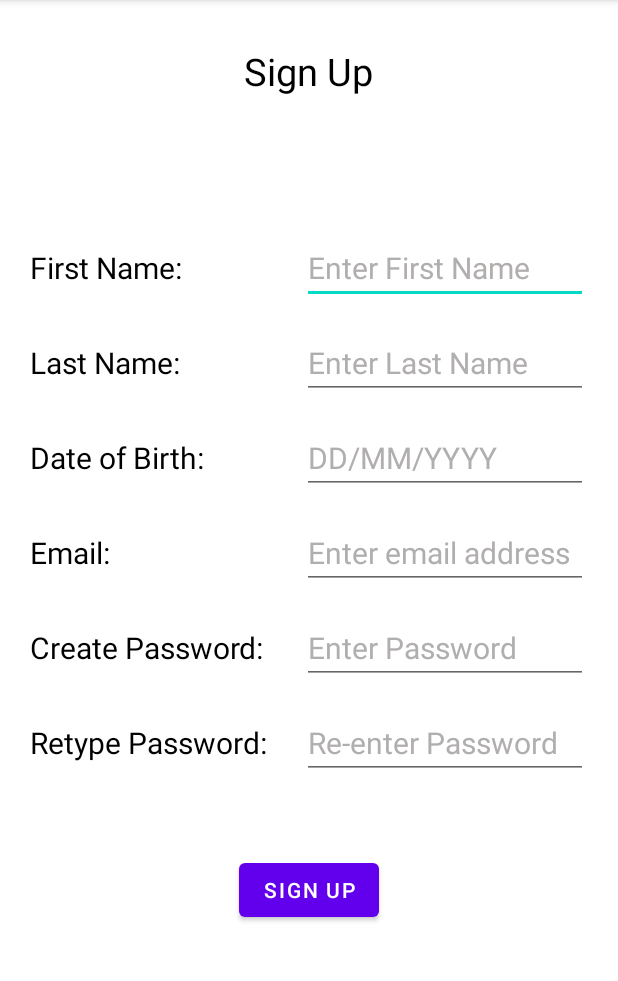
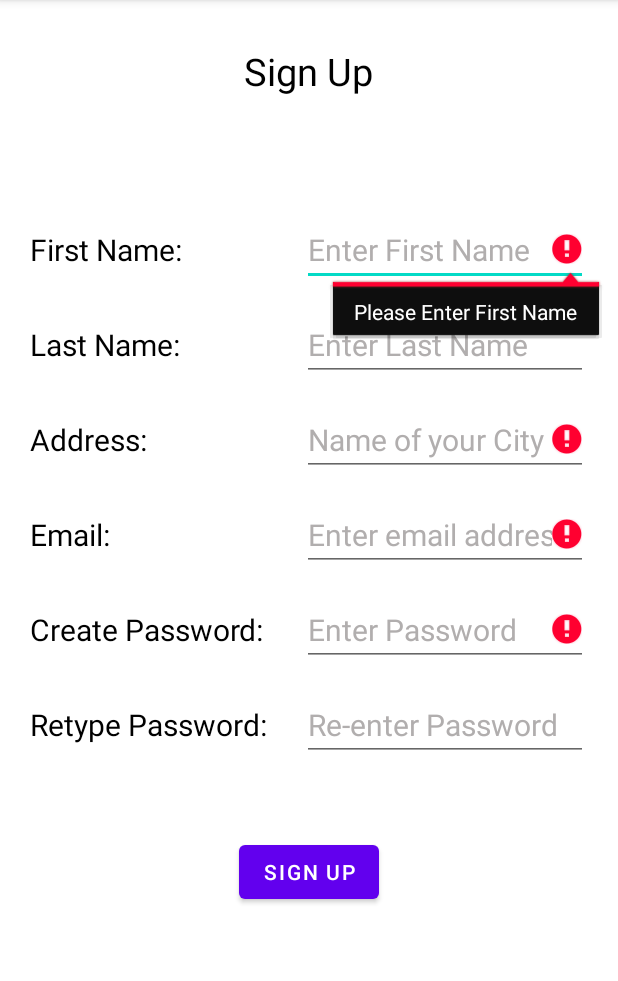
Before and after one commit to GulshanAnand/linkShortener, an Android app: the RegisterActivity screen opened directly, with no data from a screen before it, after a tap on "SIGN UP", on a phone screen of 412 x 824 dp, the part 84-1065 px from its top. Run offline under Robolectric (Android 15) with nearby library versions, the phone set to English and light mode, and no system bars; our stand-ins replace Firebase (no records; nobody signed in at launch, a user with empty details on screens opened directly).

Commit message:
sign up setup done

```diff
--- a/app/src/main/AndroidManifest.xml
+++ b/app/src/main/AndroidManifest.xml
@@ -1,7 +1,7 @@
 <?xml version="1.0" encoding="utf-8"?>
 <manifest xmlns:android="http://schemas.android.com/apk/res/android"
     package="com.cyberlabs.linkshortener">
-    <uses-permission android:name="android.permission.INTERNET" />
+    <uses-permission android:name="android.permission.INTERNET"/>
 
     <application
         android:allowBackup="true"
--- a/app/src/main/java/com/cyberlabs/linkshortener/RegisterActivity.java
+++ b/app/src/main/java/com/cyberlabs/linkshortener/RegisterActivity.java
@@ -1,36 +1,115 @@
 package com.cyberlabs.linkshortener;
 
+import androidx.annotation.NonNull;
 import androidx.appcompat.app.AppCompatActivity;
 
+import android.content.Intent;
 import android.os.Bundle;
+import android.util.Log;
+import android.util.Patterns;
 import android.view.View;
 import android.widget.EditText;
+import android.widget.ProgressBar;
+import android.widget.Toast;
+
+import com.google.android.gms.tasks.OnCompleteListener;
+import com.google.android.gms.tasks.Task;
+import com.google.firebase.auth.AuthResult;
+import com.google.firebase.auth.FirebaseAuth;
+import com.google.firebase.auth.FirebaseAuthUserCollisionException;
+import com.google.firebase.auth.FirebaseUser;
 
 public class RegisterActivity extends AppCompatActivity {
     EditText fname;
     EditText lname;
-    EditText dob;
+    EditText city;
     EditText mail;
     EditText pass;
     EditText rpass;
+    ProgressBar progressBar;
+    private FirebaseAuth mAuth;
+    private FirebaseAuth.AuthStateListener mAuthListener;
     @Override
     protected void onCreate(Bundle savedInstanceState) {
         super.onCreate(savedInstanceState);
         setContentView(R.layout.activity_register);
-        fname=findViewById(R.id.fname);
-        lname=findViewById(R.id.lname);
-        dob=findViewById(R.id.dob);
-        mail=findViewById(R.id.email);
-        pass=findViewById(R.id.pass);
-        rpass=findViewById(R.id.rpass);
+        fname=findViewById(R.id.fname1);
+        lname=findViewById(R.id.lname1);
+        city=findViewById(R.id.city1);
+        mail=findViewById(R.id.email1);
+        pass=findViewById(R.id.pass1);
+        rpass=findViewById(R.id.rpass1);
+        progressBar=findViewById(R.id.progress);
+
     }
 
+
     public void signup(View view) {
-        String firstName,lastName,dateOfBirth,email,password,rpassword;
+        String firstName,lastName,address,email,password,rpassword;
         firstName=fname.getText().toString().trim();
         lastName=lname.getText().toString().trim();
-        dateOfBirth=dob.getText().toString().trim();
+        address=city.getText().toString().trim();
         email=mail.getText().toString().trim();
+        password=pass.getText().toString();
+        rpassword=rpass.getText().toString();
+        boolean allright=true;
+
+        if(!password.equals(rpassword)){
+            rpass.setError("Password does not match");
+            rpass.requestFocus();
+            allright=false;
+        }
+        if(password.isEmpty()||password.length()<6){
+            pass.setError("Password should be atleast 6 characters long");
+            pass.requestFocus();
+            allright=false;
+        }
+        if(!Patterns.EMAIL_ADDRESS.matcher(email).matches()||email.isEmpty()){
+            mail.setError("Please Enter a valid email");
+            mail.requestFocus();
+            allright=false;
+        }
+        if(address.isEmpty()){
+            city.setError("Please Enter Address");
+            city.requestFocus();
+            allright=false;
+        }
+        if(firstName.isEmpty()){
+            fname.setError("Please Enter First Name");
+            fname.requestFocus();
+            allright=false;
+        }
+
+
+        if(allright){
+            progressBar.setVisibility(View.VISIBLE);
+            mAuth = FirebaseAuth.getInstance();
+            mAuth.createUserWithEmailAndPassword(email, password)
+                    .addOnCompleteListener(this, new OnCompleteListener<AuthResult>() {
+                        @Override
+                        public void onComplete(@NonNull Task<AuthResult> task) {
+                            if (task.isSuccessful()) {
+                                Toast.makeText(RegisterActivity.this, "Registered Succesfully", Toast.LENGTH_SHORT).show();
+                                startActivity(new Intent(RegisterActivity.this,MainActivity.class));
+                                finish();
+                                progressBar.setVisibility(View.GONE);
+                            }
+                            else if(task.getException() instanceof FirebaseAuthUserCollisionException){
+                                progressBar.setVisibility(View.GONE);
+                                Toast.makeText(RegisterActivity.this, "User already Registered", Toast.LENGTH_SHORT).show();
+                            }
+                            else if(!task.isSuccessful()){
+                                Log.w("MSG", "createUserWithEmail:failure", task.getException());
+                                progressBar.setVisibility(View.GONE);
+
+                                Toast.makeText(RegisterActivity.this, "Authentication failed.",
+                                        Toast.LENGTH_SHORT).show();
+                            }
+
+                        }
+                    });
+        }
+
 
     }
 }
--- a/app/src/main/res/layout/activity_register.xml
+++ b/app/src/main/res/layout/activity_register.xml
@@ -20,6 +20,12 @@
             android:text="Sign Up"
             android:textColor="@color/black"
             android:textSize="25sp"/>
+        <ProgressBar
+            android:id="@+id/progress"
+            android:layout_width="wrap_content"
+            android:layout_height="wrap_content"
+            android:layout_gravity="center"
+            android:visibility="invisible"/>
         <LinearLayout
             android:layout_width="match_parent"
             android:layout_height="wrap_content"
@@ -30,21 +36,19 @@
                 android:text="First Name:"
                 android:textColor="@color/black"
                 android:textSize="20sp"
-                android:layout_marginTop="60sp"
                 android:width="161dp"
-                android:layout_marginLeft="20sp"
+                android:layout_marginLeft="20dp"
                 />
             <EditText
-                android:id="@+id/fname"
+                android:id="@+id/fname1"
                 android:layout_width="match_parent"
                 android:layout_height="wrap_content"
                 android:textColor="@color/black"
                 android:textSize="20sp"
                 android:textColorHint="#B1AEAE"
                 android:hint="Enter First Name"
-                android:layout_marginTop="60sp"
-                android:layout_marginLeft="20sp"
-                android:layout_marginRight="20sp"
+                android:layout_marginLeft="20dp"
+                android:layout_marginRight="20dp"
                 android:singleLine="true"
                 />
         </LinearLayout>
@@ -63,7 +67,7 @@
                 android:layout_marginLeft="20sp"
                 />
             <EditText
-                android:id="@+id/lname"
+                android:id="@+id/lname1"
                 android:layout_width="match_parent"
                 android:layout_height="wrap_content"
                 android:textColor="@color/black"
@@ -83,7 +87,7 @@
             <TextView
                 android:layout_width="wrap_content"
                 android:layout_height="wrap_content"
-                android:text="Date of Birth:"
+                android:text="Address:"
                 android:textColor="@color/black"
                 android:textSize="20sp"
                 android:layout_marginTop="15sp"
@@ -91,18 +95,17 @@
                 android:layout_marginLeft="20sp"
                 />
             <EditText
-                android:id="@+id/dob"
+                android:id="@+id/city1"
                 android:layout_width="match_parent"
                 android:layout_height="wrap_content"
                 android:textColor="@color/black"
                 android:textSize="20sp"
                 android:textColorHint="#B1AEAE"
-                android:hint="DD/MM/YYYY"
+                android:hint="Name of your City"
                 android:layout_marginTop="15sp"
                 android:layout_marginLeft="20sp"
                 android:layout_marginRight="20sp"
                 android:singleLine="true"
-                android:inputType="date"
                 />
         </LinearLayout>
         <LinearLayout
@@ -120,7 +123,7 @@
                 android:layout_marginLeft="20sp"
                 />
             <EditText
-                android:id="@+id/email"
+                android:id="@+id/email1"
                 android:layout_width="match_parent"
                 android:layout_height="wrap_content"
                 android:textColor="@color/black"
@@ -131,6 +134,7 @@
                 android:layout_marginLeft="20sp"
                 android:layout_marginRight="20sp"
                 android:singleLine="true"
+                android:inputType="textEmailAddress"
                 />
         </LinearLayout>
         <LinearLayout
@@ -148,7 +152,7 @@
                 android:layout_marginLeft="20sp"
                 />
             <EditText
-                android:id="@+id/pass"
+                android:id="@+id/pass1"
                 android:layout_width="match_parent"
                 android:layout_height="wrap_content"
                 android:textColor="@color/black"
@@ -177,7 +181,7 @@
                 android:layout_marginLeft="20sp"
                 />
             <EditText
-                android:id="@+id/rpass"
+                android:id="@+id/rpass1"
                 android:layout_width="match_parent"
                 android:layout_height="wrap_content"
                 android:textColor="@color/black"
```
